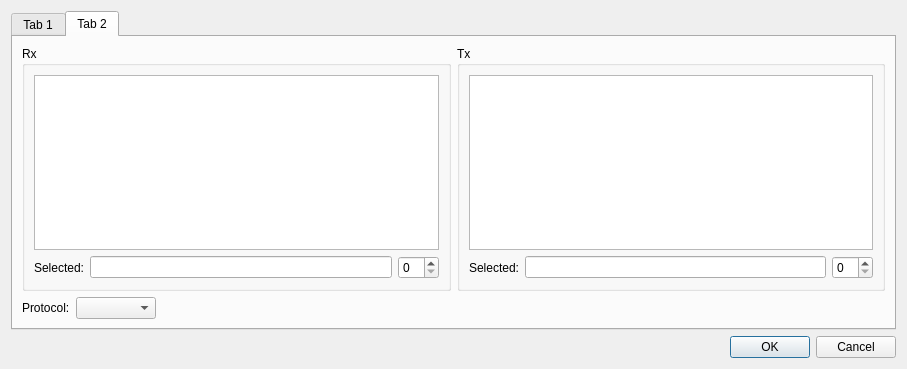
Qt form src/dialog_connect.ui (TomHyhlik/termik) before a commit.
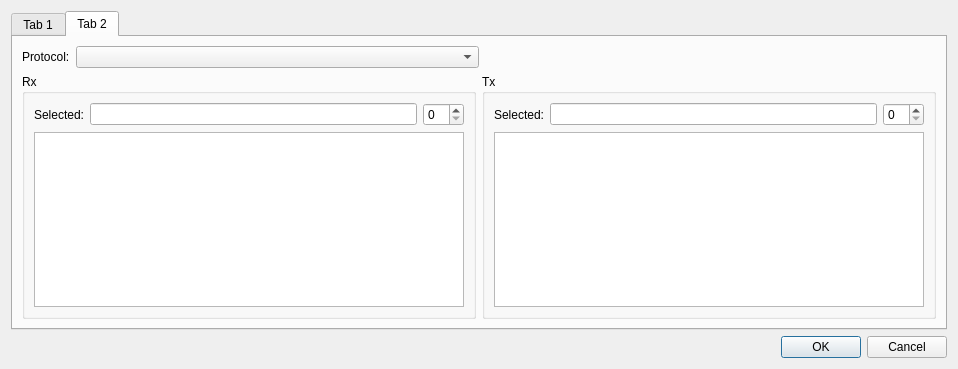
The same form after that commit. The open tabs and pages were chosen to show the change. Icons and pictures are not drawn.

Commit message: updated dialog_connect

What changed in the file:
```diff
--- a/src/dialog_connect.ui
+++ b/src/dialog_connect.ui
@@ -6,7 +6,7 @@
    <rect>
     <x>0</x>
     <y>0</y>
-    <width>905</width>
+    <width>958</width>
     <height>369</height>
    </rect>
   </property>
@@ -164,6 +164,50 @@
        <string>Tab 2</string>
       </attribute>
       <layout class="QVBoxLayout" name="verticalLayout_3">
+       <item>
+        <layout class="QHBoxLayout" name="horizontalLayout_6">
+         <item>
+          <layout class="QHBoxLayout" name="horizontalLayout_4">
+           <item>
+            <widget class="QLabel" name="label_networkProtocol">
+             <property name="text">
+              <string>Protocol:</string>
+             </property>
+            </widget>
+           </item>
+           <item>
+            <widget class="QComboBox" name="comboBox_networkProtocol">
+             <property name="sizePolicy">
+              <sizepolicy hsizetype="Expanding" vsizetype="Fixed">
+               <horstretch>0</horstretch>
+               <verstretch>0</verstretch>
+              </sizepolicy>
+             </property>
+             <property name="minimumSize">
+              <size>
+               <width>80</width>
+               <height>0</height>
+              </size>
+             </property>
+            </widget>
+           </item>
+          </layout>
+         </item>
+         <item>
+          <spacer name="horizontalSpacer">
+           <property name="orientation">
+            <enum>Qt::Horizontal</enum>
+           </property>
+           <property name="sizeHint" stdset="0">
+            <size>
+             <width>40</width>
+             <height>20</height>
+            </size>
+           </property>
+          </spacer>
+         </item>
+        </layout>
+       </item>
        <item>
         <layout class="QHBoxLayout" name="horizontalLayout_11">
          <item>
@@ -172,9 +216,6 @@
             <string>Rx</string>
            </property>
            <layout class="QVBoxLayout" name="verticalLayout_9">
-            <item>
-             <widget class="QTableWidget" name="tableWidget_addr_rx"/>
-            </item>
             <item>
              <layout class="QHBoxLayout" name="horizontalLayout">
               <item>
@@ -192,6 +233,9 @@
               </item>
              </layout>
             </item>
+            <item>
+             <widget class="QTableWidget" name="tableWidget_addr_rx"/>
+            </item>
            </layout>
           </widget>
          </item>
@@ -201,9 +245,6 @@
             <string>Tx</string>
            </property>
            <layout class="QVBoxLayout" name="verticalLayout_8">
-            <item>
-             <widget class="QTableWidget" name="tableWidget_addr_tx"/>
-            </item>
             <item>
              <layout class="QHBoxLayout" name="horizontalLayout_3">
               <item>
@@ -221,46 +262,11 @@
               </item>
              </layout>
             </item>
-           </layout>
-          </widget>
-         </item>
-        </layout>
-       </item>
        <item>
-        <layout class="QHBoxLayout" name="horizontalLayout_6">
-         <item>
-          <layout class="QHBoxLayout" name="horizontalLayout_4">
-           <item>
-            <widget class="QLabel" name="label_networkProtocol">
-             <property name="text">
-              <string>Protocol:</string>
-             </property>
-            </widget>
-           </item>
-           <item>
-            <widget class="QComboBox" name="comboBox_networkProtocol">
-             <property name="minimumSize">
-              <size>
-               <width>80</width>
-               <height>0</height>
-              </size>
-             </property>
-            </widget>
-           </item>
-          </layout>
-         </item>
-         <item>
-          <spacer name="horizontalSpacer">
-           <property name="orientation">
-            <enum>Qt::Horizontal</enum>
-           </property>
-           <property name="sizeHint" stdset="0">
-            <size>
-             <width>40</width>
-             <height>20</height>
-            </size>
-           </property>
-          </spacer>
+             <widget class="QTableWidget" name="tableWidget_addr_tx"/>
+            </item>
+           </layout>
+          </widget>
          </item>
         </layout>
        </item>
```
Left out of the diff: 12 changed lines with no effect on the pictures. Lines whose indentation alone changed are shown as unchanged. The commit also changes 3 other files.
